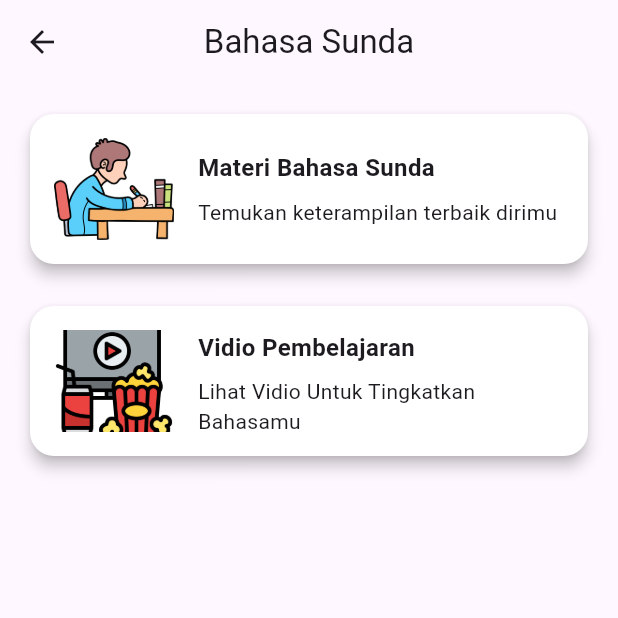
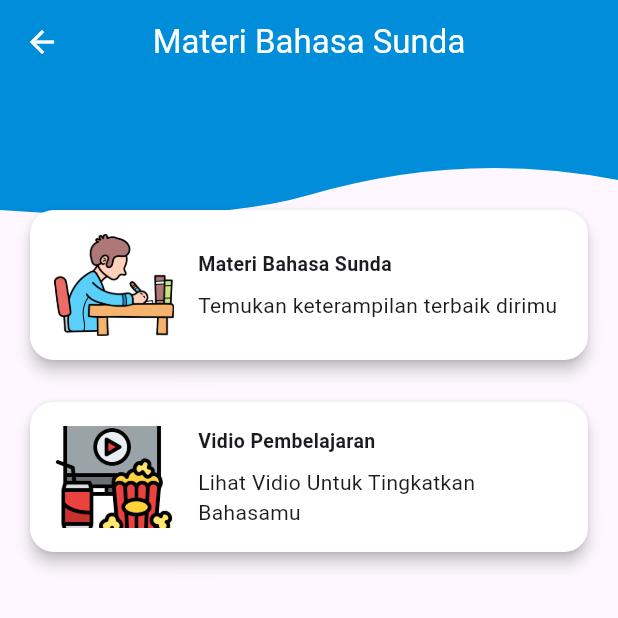
Before and after one commit to ArsalRR/aplikasi_belajar_bahasa_sunda, a Flutter app: the ListSundaView screen opened by its route, on a phone screen of 412 x 824 dp, the top half of it. Run offline on Flutter 3.47's test engine with Material 3 defaults, Android fonts, the light colour scheme and no system bars; our stand-ins replace cloud_firestore, firebase_auth, firebase_core, flutter_custom_clippers, flutter_svg, get; accounts and stored records are empty; project files that could hold a hidden picture were left out.

Commit message:
update tampilan

```diff
--- a/lib/app/modules/list_sunda/views/list_sunda_view.dart
+++ b/lib/app/modules/list_sunda/views/list_sunda_view.dart
@@ -1,28 +1,53 @@
 import 'package:capstone_project/app/routes/app_pages.dart';
 import 'package:flutter/material.dart';
+import 'package:flutter_custom_clippers/flutter_custom_clippers.dart';
 import 'package:get/get.dart';
-
 import '../controllers/list_sunda_controller.dart';
-
 class ListSundaView extends GetView<ListSundaController> {
   const ListSundaView({Key? key}) : super(key: key);
 
   @override
   Widget build(BuildContext context) {
     return Scaffold(
-      appBar: AppBar(
-        title: const Text('Bahasa Sunda'),
+      body: Stack(
+        children: [
+          Positioned(
+            top: 0,
+            left: 0,
+            right: 0,
+            child: ClipPath(
+              clipper: WaveClipperOne(),
+              child: Container(
+                height: 150,
+                color: Color(0xff008DDA),
+                child: AppBar(
+                  title: const Text(
+                    'Materi Bahasa Sunda',
+                    style: TextStyle(color: Colors.white),
+                  ),
                   centerTitle: true,
                   backgroundColor: Colors.transparent,
+                  elevation: 0,
+                  leading: IconButton(
+                    icon: Icon(Icons.arrow_back, color: Colors.white),
+                    onPressed: () {
+                      Get.back();
+                    },
                   ),
-      body: ListView(
+                ),
+              ),
+            ),
+          ),
+          // Body content
+          Padding(
+            padding: const EdgeInsets.only(top: 120.0),
+            child: ListView(
               padding: EdgeInsets.all(16.0),
               children: [
                 buildCard(
                   imageUrl: 'assets/img/studying.png',
                   title: 'Materi Bahasa Sunda',
                   subtitle: 'Temukan keterampilan terbaik dirimu',
-
                   onTap: () {
                     Get.toNamed(Routes.BHS_SUNDA);
                   },
@@ -32,10 +57,10 @@ class ListSundaView extends GetView<ListSundaController> {
                   imageUrl: 'assets/img/watching.png',
                   title: 'Vidio Pembelajaran',
                   subtitle: 'Lihat Vidio Untuk Tingkatkan Bahasamu',
-
-            onTap: () {
-
-            },
+                  onTap: () {},
+                ),
+              ],
+            ),
           ),
 
         ],
@@ -47,7 +72,6 @@ class ListSundaView extends GetView<ListSundaController> {
     required String imageUrl,
     required String title,
     required String subtitle,
-
     required VoidCallback onTap,
   }) {
     return Card(
@@ -79,7 +103,7 @@ class ListSundaView extends GetView<ListSundaController> {
                       title,
                       style: TextStyle(
                         fontWeight: FontWeight.bold,
-                        fontSize: 16,
+                        fontSize: 13,
                       ),
                     ),
                     SizedBox(height: 8),
@@ -87,7 +111,6 @@ class ListSundaView extends GetView<ListSundaController> {
                   ],
                 ),
               ),
-
             ],
           ),
         ),
```
Also changed, not shown: lib/app/modules/list_pai/views/list_pai_view.dart (+39 -6 lines). Lines whose indentation alone changed are shown as unchanged.
